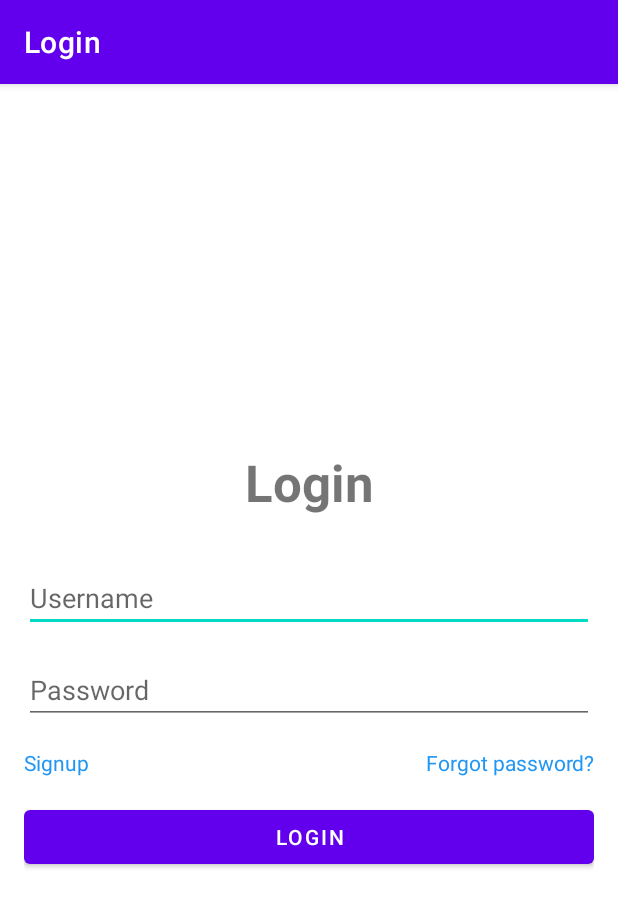
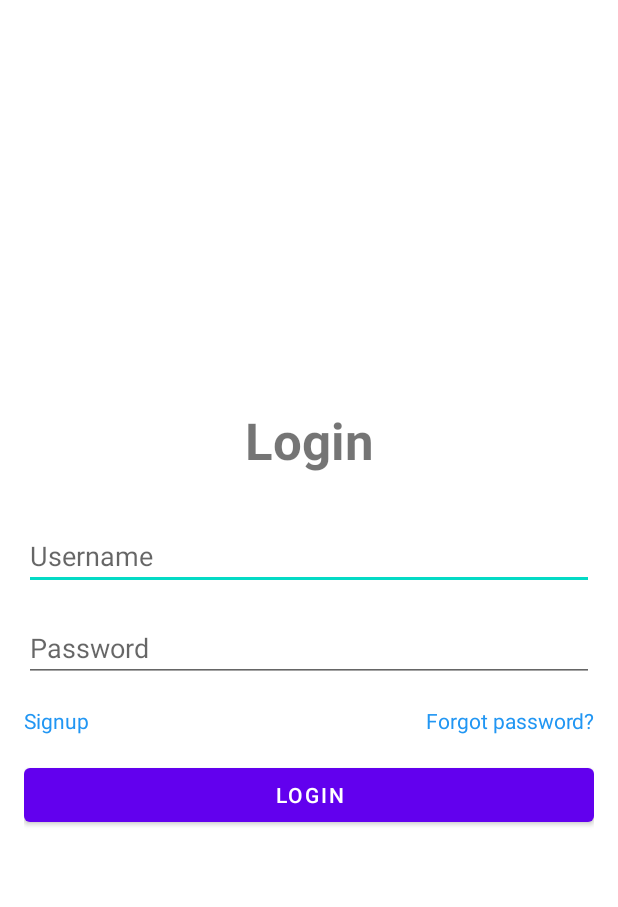
Before and after one commit to sanal-l-s/Login, an Android app: the screen it shows after launch (MainActivity), on a phone screen of 412 x 824 dp. Shown: the top 907 px of the screen. Run offline under Robolectric (Android 15) with nearby library versions, the phone set to English and light mode, and no system bars.

```diff
--- a/app/src/main/res/values/themes.xml
+++ b/app/src/main/res/values/themes.xml
@@ -1,6 +1,6 @@
 <resources xmlns:tools="http://schemas.android.com/tools">
     <!-- Base application theme. -->
-    <style name="Theme.Login" parent="Theme.MaterialComponents.DayNight.DarkActionBar">
+    <style name="Theme.Login" parent="Theme.MaterialComponents.DayNight.NoActionBar">
         <!-- Primary brand color. -->
         <item name="colorPrimary">@color/purple_500</item>
         <item name="colorPrimaryVariant">@color/purple_700</item>
```
Also changed, not shown: app/src/main/res/font/poppins_bold.ttf (added).
